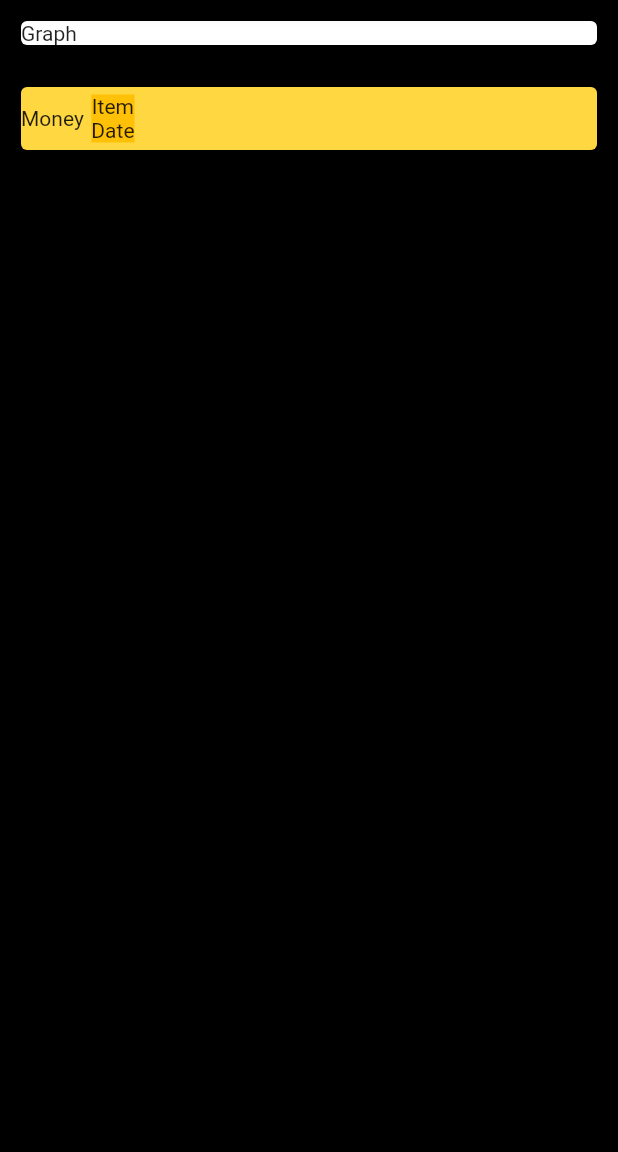
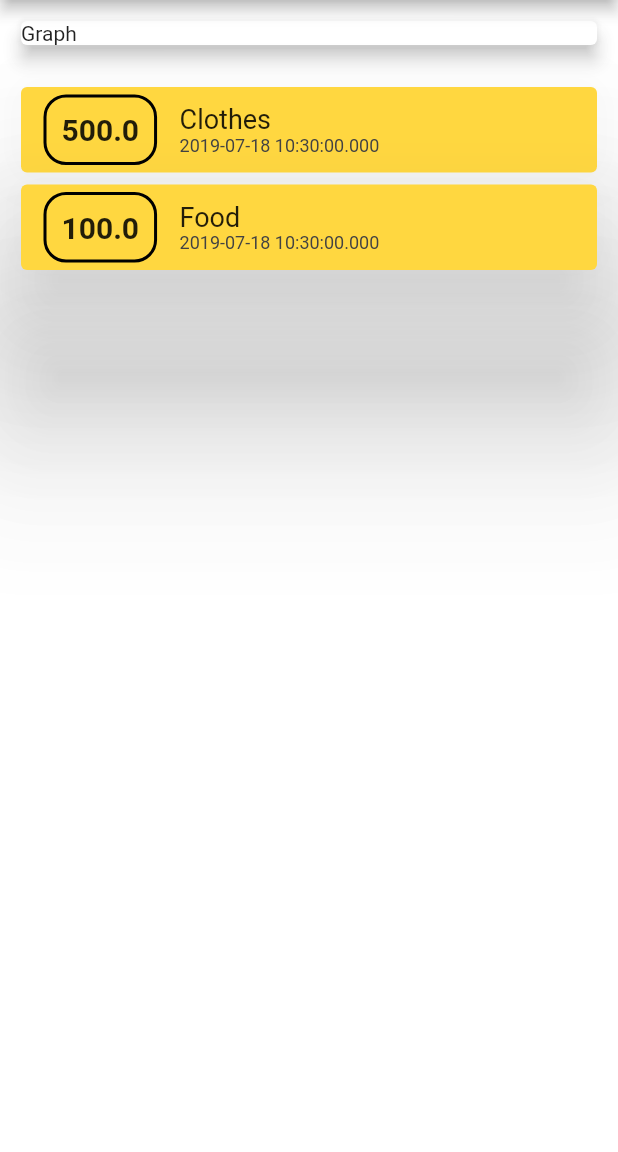
Before and after one commit to jatinkarthik-tripathy/Expense-Maintainer, a Flutter app: the screen it shows after launch, on a phone screen of 412 x 824 dp, the part 84-1236 px from its top. Run offline on Flutter 3.47's test engine with Material 2 defaults, Android fonts, the phone set to English and light mode, and no system bars.

```diff
--- /dev/null
+++ b/lib/entries.dart
@@ -0,0 +1,69 @@
+import 'package:flutter/material.dart';
+
+import './transaction.dart';
+
+class Entries extends StatelessWidget {
+  final List<Transaction> transactions;
+  Entries(this.transactions);
+
+  @override
+  Widget build(BuildContext context) {
+    return Container(
+      margin: EdgeInsets.all(10),
+      width: double.infinity,
+      child: Column(
+        children: transactions.map((tx) {
+          return Card(
+            elevation: 50,
+            color: Colors.amberAccent,
+            child: Row(
+              children: <Widget>[
+                Container(
+                  margin: EdgeInsets.symmetric(
+                    horizontal: 15,
+                    vertical: 5,
+                  ),
+                  decoration: BoxDecoration(
+                    borderRadius: BorderRadius.all(
+                      Radius.circular(15),
+                    ),
+                    border: Border.all(
+                      color: Colors.black,
+                      width: 2,
+                    ),
+                  ),
+                  padding: EdgeInsets.all(10),
+                  child: Text(
+                    tx.amt.toString(),
+                    style: TextStyle(
+                      fontWeight: FontWeight.bold,
+                      fontSize: 20,
+                    ),
+                  ),
+                ),
+                Column(
+                  crossAxisAlignment: CrossAxisAlignment.start,
+                  children: <Widget>[
+                    Text(
+                      tx.title,
+                      style: TextStyle(
+                        fontSize: 18,
+                      ),
+                    ),
+                    Text(
+                      tx.date.toString(),
+                      style: TextStyle(
+                        color: Colors.grey[800],
+                        fontSize: 12,
+                      ),
+                    ),
+                  ],
+                ),
+              ],
+            ),
+          );
+        }).toList(),
+      ),
+    );
+  }
+}
--- /dev/null
+++ b/lib/graph.dart
@@ -0,0 +1,16 @@
+import 'package:flutter/material.dart';
+
+class Graph extends StatelessWidget {
+  @override
+  Widget build(BuildContext context) {
+    return Container(
+      margin: EdgeInsets.all(10),
+      width: double.infinity,
+      child: Card(
+        color: Colors.white,
+        child: Text('Graph'),
+        elevation: 5,
+      ),
+    );
+  }
+}
--- a/lib/main.dart
+++ b/lib/main.dart
@@ -1,4 +1,8 @@
 import 'package:flutter/material.dart';
+
+import './transaction.dart';
+import './entries.dart';
+import './graph.dart';
 
 void main() => runApp(MyApp());
 
@@ -8,43 +12,34 @@ class MyApp extends StatefulWidget {
 }
 
 class _MyAppState extends State<MyApp> {
+  final List<Transaction> transactions = [
+    Transaction(
+      id: '1',
+      title: 'Clothes',
+      amt: 500,
+      date: DateTime.now(),
+    ),
+    Transaction(
+      id: '2',
+      title: 'Food',
+      amt: 100,
+      date: DateTime.now(),
+    )
+  ];
   @override
   Widget build(BuildContext context) {
     return MaterialApp(
       home: Scaffold(
-        backgroundColor: Colors.black,
+        backgroundColor: Colors.white70,
         appBar: AppBar(
           title: Text('Personal Expenses'),
           backgroundColor: Colors.deepOrange,
         ),
         body: Column(
+          crossAxisAlignment: CrossAxisAlignment.center,
           children: <Widget>[
-            Container(
-              margin: EdgeInsets.all(10),
-              width: double.infinity,
-              child: Card(
-                color: Colors.white,
-                child: Text('Graph'),
-                elevation: 5,
-              ),
-            ),
-            Container(
-              margin: EdgeInsets.all(10),
-              child: Card(
-                  color: Colors.amberAccent,
-                  child: Row(
-                    children: <Widget>[
-                      Text('Money'),
-                      Container(
-                        margin: EdgeInsets.all(5),
-                        color: Colors.amber,
-                        child: Column(
-                          children: <Widget>[Text('Item'), Text('Date')],
-                        ),
-                      )
-                    ],
-                  )),
-            ),
+            Graph(),
+            Entries(transactions),
           ],
         ),
       ),
--- /dev/null
+++ b/lib/transaction.dart
@@ -0,0 +1,15 @@
+import 'package:flutter/material.dart';
+
+class Transaction {
+  final String id;
+  final String title;
+  final double amt;
+  final DateTime date;
+
+  Transaction({
+    @required this.id,
+    @required this.title,
+    @required this.amt,
+    @required this.date,
+  });
+}
```
